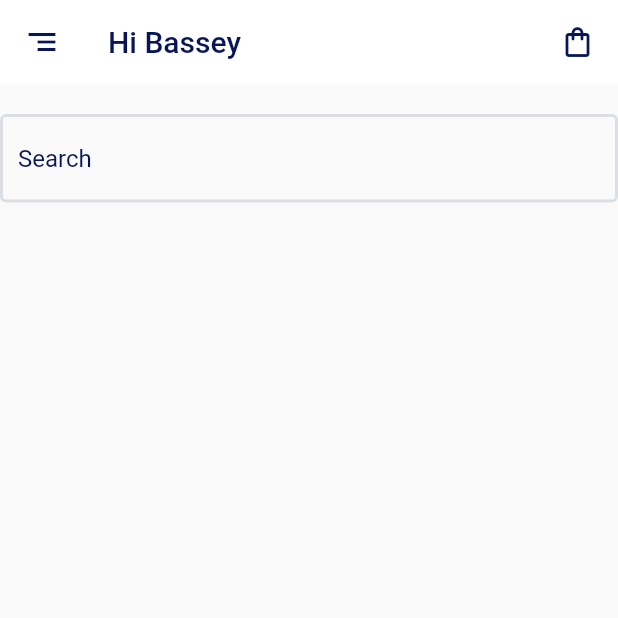
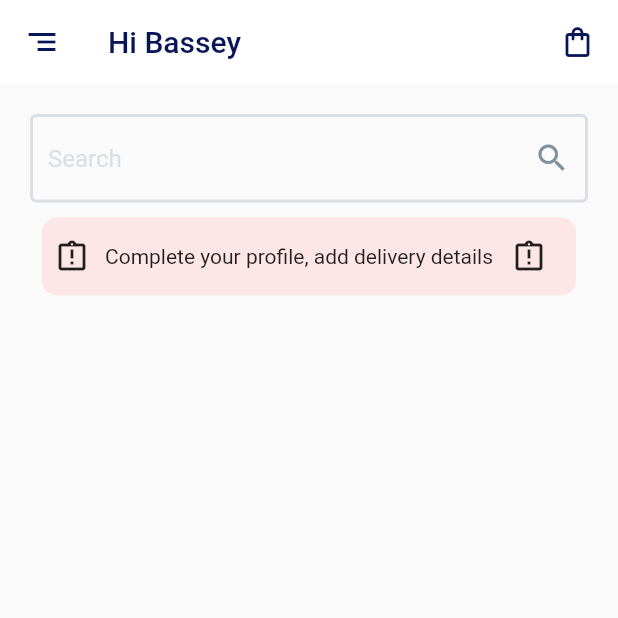
Before and after one commit to emjaycodes/GadgetZ, a Flutter app: the HomeScreen screen opened by its route, on a phone screen of 412 x 824 dp, the top half of it. Run offline on Flutter 3.47's test engine with Material 2 defaults, Android fonts, the phone set to English and light mode, and no system bars; our stand-ins replace email_validator.

Commit message:
created a information box

```diff
--- a/lib/screens/home/components/body.dart
+++ b/lib/screens/home/components/body.dart
@@ -2,6 +2,7 @@
 
 import 'package:flutter/material.dart';
 import 'package:oga_bassey/constants.dart';
+import '../../../size_cofig.dart';
 
 
 class Body extends StatelessWidget {
@@ -9,22 +10,62 @@ class Body extends StatelessWidget {
 
   @override
   Widget build(BuildContext context) {
+    SizeConfig().init(context);
     return Column(
       children: [
         kbigSizedbox,
-        TextField(
-            decoration: InputDecoration(
-              hintText: 'Search',
-              hintStyle: TextStyle(
-                color: kprimaryColor,
+        Padding(
+          padding: const EdgeInsets.only(left: 20.0, right: 20.0),
+          child: TextField(
+              decoration: InputDecoration(
+                suffixIcon: IconButton(
+                  color: Color(0xFF7F90A0),
+                  onPressed: (){}, icon:
+                 Icon(Icons.search)
+                 ),
+                hintText: 'Search',
+                hintStyle: TextStyle(
+                  color: ktertiaryColor,
+                ),
+                border: OutlineInputBorder(
+                  borderRadius: BorderRadius.circular(20)
+                )
               ),
+          ),
+        ),
 
-              border: OutlineInputBorder(
-                // borderSide: BorderSide.none,
-                borderRadius: BorderRadius.circular(100)
-              )
+        ksmallSizedbox,
+
+        Row(
+          mainAxisAlignment: MainAxisAlignment.center,
+          children: [
+            Container(
+              decoration: BoxDecoration(
+                borderRadius: BorderRadius.circular(10),
+                color: Color(0xFFFDE6E7)
+              ),
+              height: 52,
+              width: 356,
+              child: Padding(
+                padding: const EdgeInsets.only(left:8.0),
+                child: Row(
+                  children: [
+                     Icon(Icons.assignment_late_outlined
+                    ),
+                    SizedBox(
+                      width: 10,
+                    ),
+                    Text('Complete your profile, add delivery details'),
+
+                     IconButton(onPressed: (){},
+                     icon: Icon(Icons.assignment_late_outlined
+                    ) ),
+                  ],
+                ),
+              ),
             ),
-        ),
+          ],
+        )
       ],
     );
   }
```
